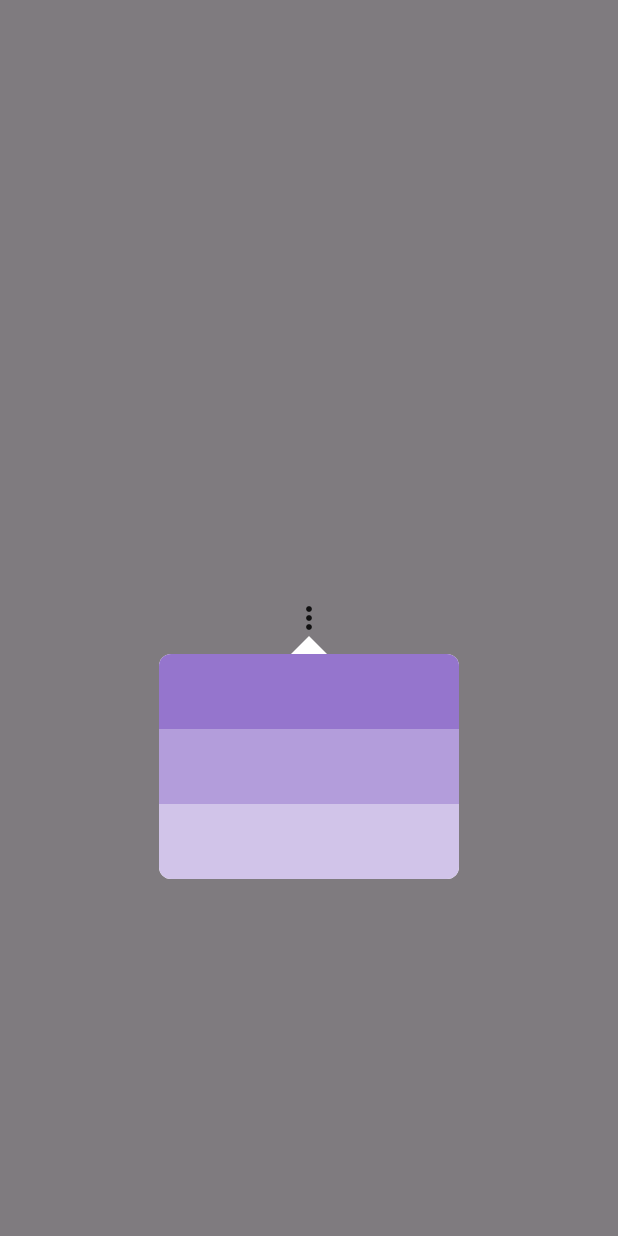
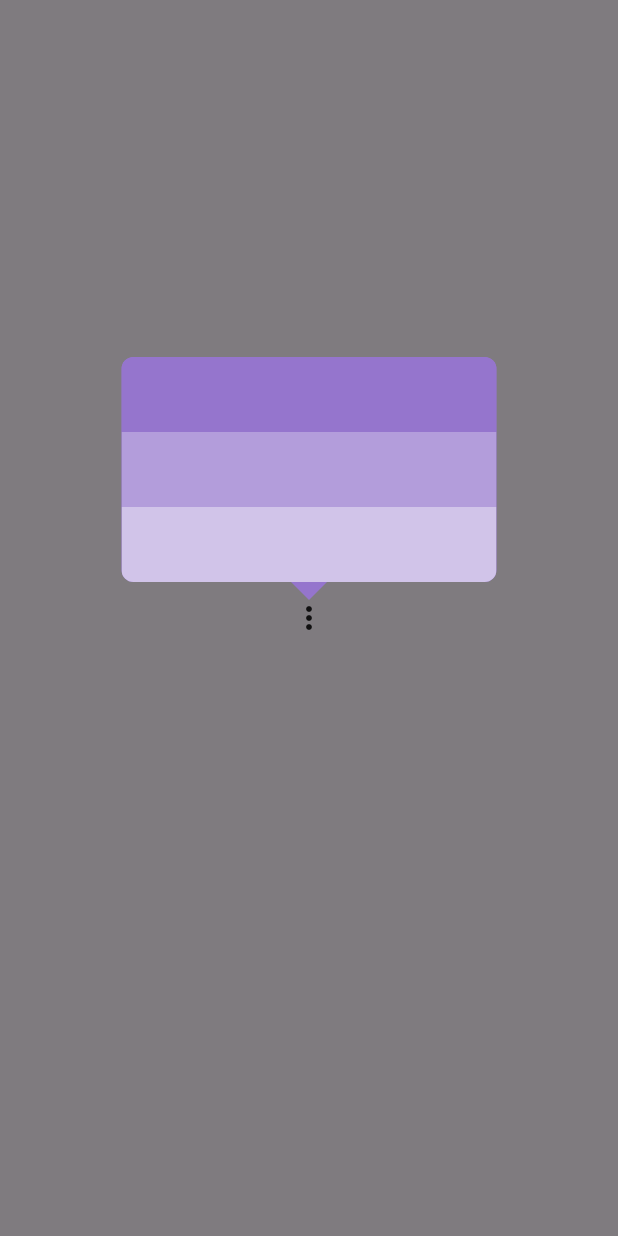
Before and after one commit to OrewaKimi/Flutter_PopUpMenu, a Flutter app: the screen it shows after launch, after a tap on the "more vert" icon, on a phone screen of 412 x 824 dp. Run offline on Flutter 3.47's test engine with Material 3 defaults, Android fonts, the phone set to English and light mode, and no system bars; our stand-ins replace popover.

Commit message:
update width, height, backgroundColor, and direction

```diff
--- a/lib/button.dart
+++ b/lib/button.dart
@@ -9,6 +9,10 @@ class MyButton extends StatelessWidget {
   Widget build(BuildContext context) {
     return GestureDetector(
       onTap: () => showPopover(context: context, bodyBuilder: (context) => MenuItems(),
+      width: 250,
+      height: 150,
+      backgroundColor: Colors.deepPurple.shade300,
+      direction: PopoverDirection.top,
       ),
       child: Icon(Icons.more_vert),
     );
```
